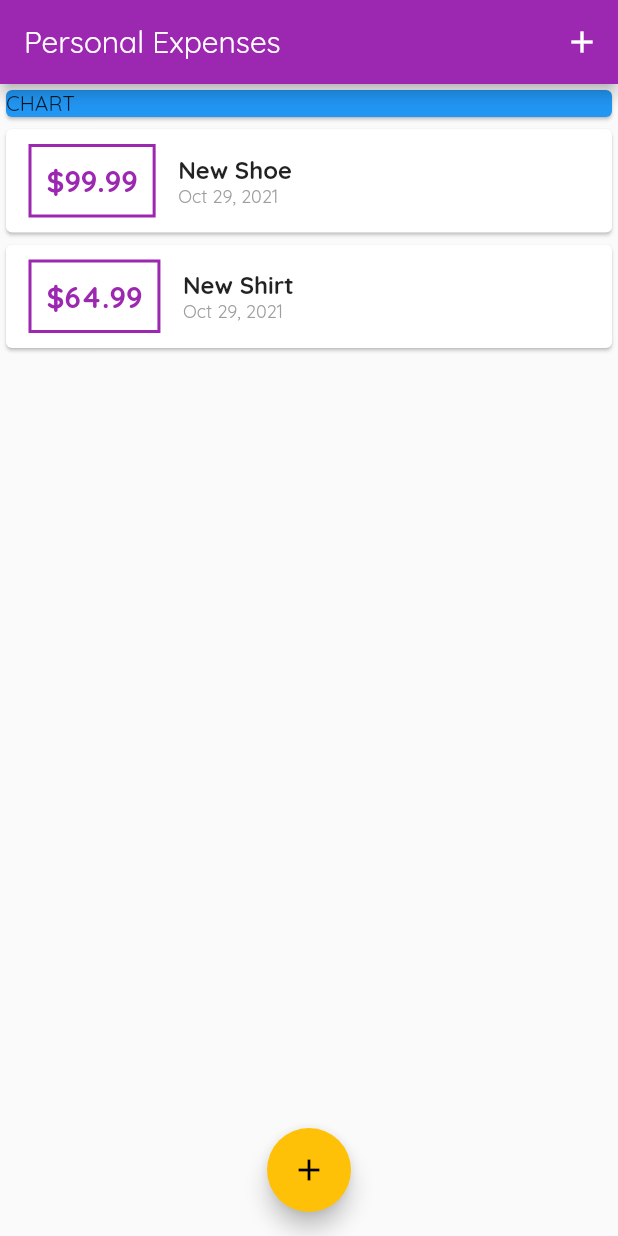
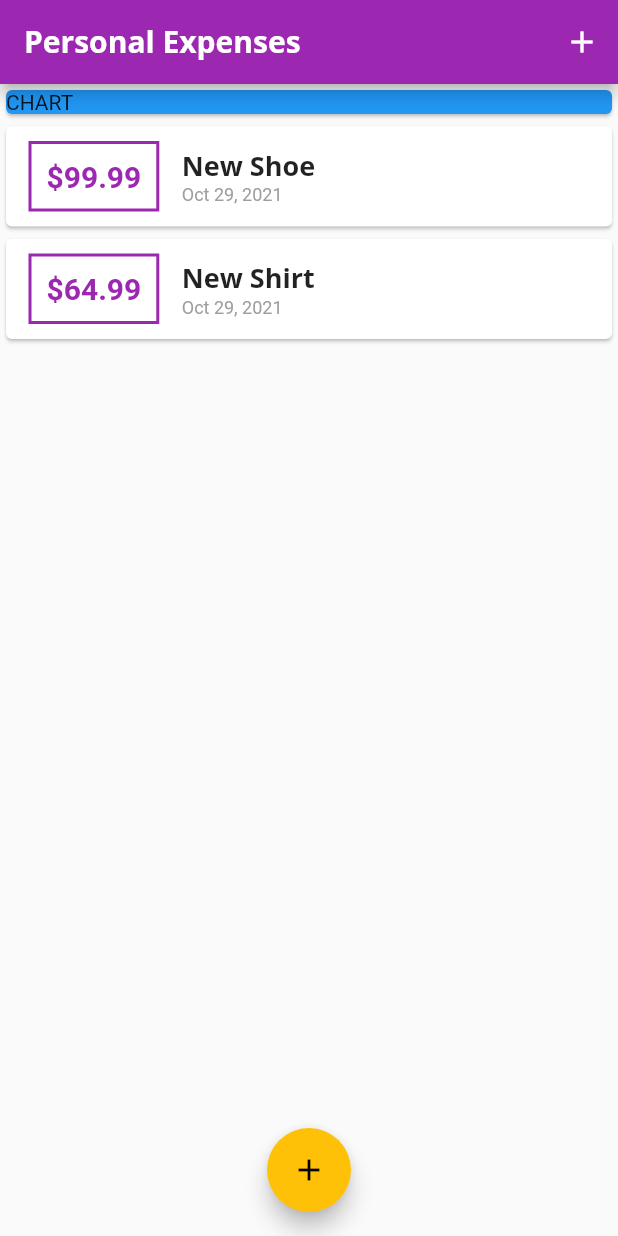
Before and after one commit to Samitti/Flutter-Expence-Planner, a Flutter app: the screen it shows after launch, on a phone screen of 412 x 824 dp. Run offline on Flutter 3.47's test engine with Material 2 defaults, Android fonts, the phone set to English and light mode, and no system bars.

Commit message:
add theme text style for app bar and titles

```diff
--- a/lib/main.dart
+++ b/lib/main.dart
@@ -16,7 +16,22 @@ class MyApp extends StatelessWidget {
       theme: ThemeData(
         primarySwatch: Colors.purple,
         accentColor: Colors.amber,
-        fontFamily: 'QuickSand',
+        fontFamily: 'QuickSand',textTheme: ThemeData.light().textTheme.copyWith(
+              title: TextStyle(
+                fontFamily: 'OpenSans',
+                fontWeight: FontWeight.bold,
+                fontSize: 18,
+              ),
+            ),
+        appBarTheme: AppBarTheme(
+          textTheme: ThemeData.light().textTheme.copyWith(
+                title: TextStyle(
+                  fontFamily: 'OpenSans',
+                  fontSize: 20,
+                  fontWeight: FontWeight.bold,
+                ),
+              ),
+        ),
       ),
       home: MyHomePage(),
     );
--- a/lib/widgets/transaction_list.dart
+++ b/lib/widgets/transaction_list.dart
@@ -41,7 +41,7 @@ class TransactionList extends StatelessWidget {
                 children: <Widget>[
                   Text(
                     transactions[index].title,
-                    style: TextStyle(fontWeight: FontWeight.bold, fontSize: 16),
+                    style: Theme.of(context).textTheme.title,
                   ),
                   Text(
                     DateFormat.yMMMd().format(transactions[index].date),
```
Also changed, not shown: lib/widgets/user_transactions.dart (deleted, +0 -42 lines).
